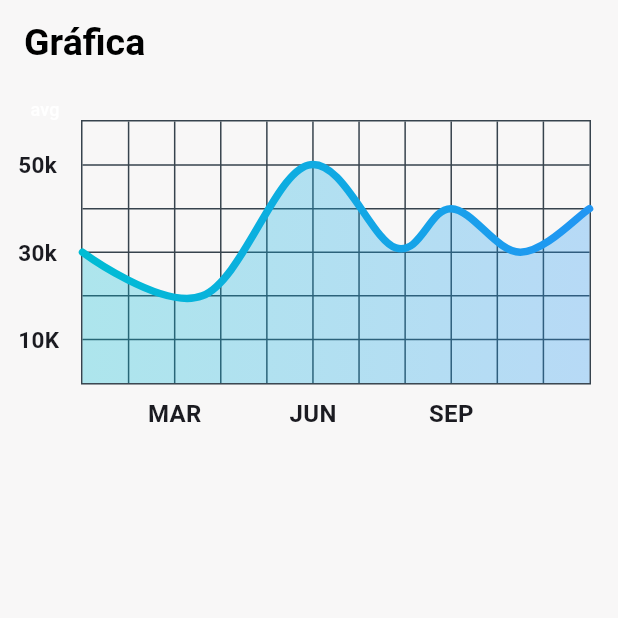
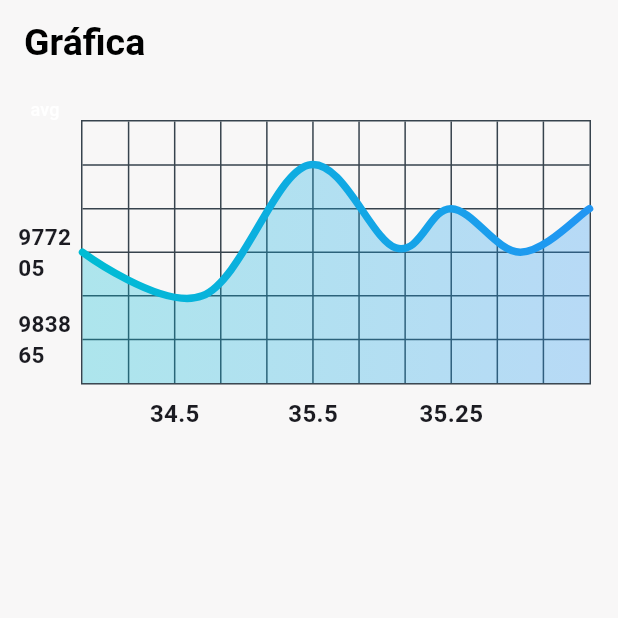
Before and after one commit to juanvasquezgit/tostadora_movil, a Flutter app: the GraphPage screen opened by its route, on a phone screen of 412 x 824 dp, the top half of it. Run offline on Flutter 3.47's test engine with Material 3 defaults, Android fonts, the phone set to English and light mode, and no system bars; drawn by our look-alikes of fl_chart; our stand-ins replace animate_do, carousel_slider, firebase_auth, firebase_core, font_awesome_flutter, go_router and 2 more; accounts and stored records are empty.

Commit message:
Modificacion de datos de la grafica

```diff
--- a/lib/views/auth/graph_page.dart
+++ b/lib/views/auth/graph_page.dart
@@ -67,13 +67,13 @@ class _GraphPageState extends State<GraphPage> {
     Widget text;
     switch (value.toInt()) {
       case 2:
-        text = const Text('MAR', style: style);
+        text = const Text('34.5', style: style);
         break;
       case 5:
-        text = const Text('JUN', style: style);
+        text = const Text('35.5', style: style);
         break;
       case 8:
-        text = const Text('SEP', style: style);
+        text = const Text('35.25', style: style);
         break;
       default:
         text = const Text('', style: style);
@@ -94,13 +94,10 @@ class _GraphPageState extends State<GraphPage> {
     String text;
     switch (value.toInt()) {
       case 1:
-        text = '10K';
+        text = '983865';
         break;
       case 3:
-        text = '30k';
-        break;
-      case 5:
-        text = '50k';
+        text = '977205';
         break;
       default:
         return Container();
```
